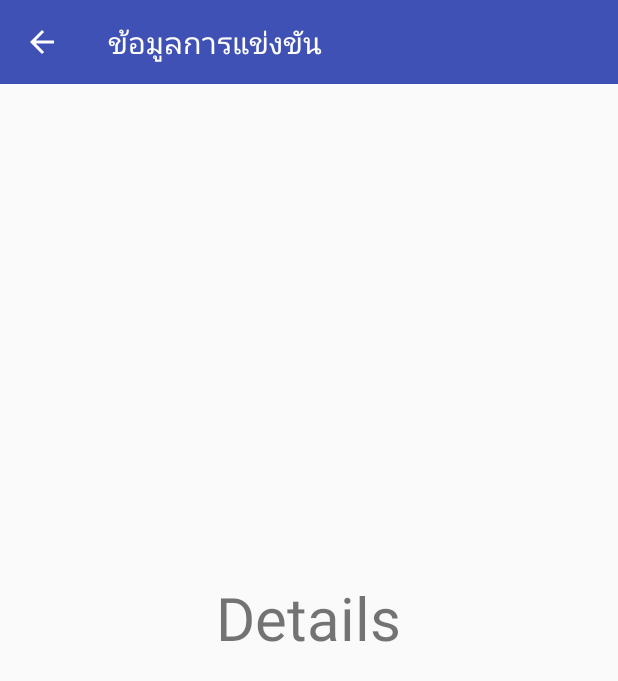
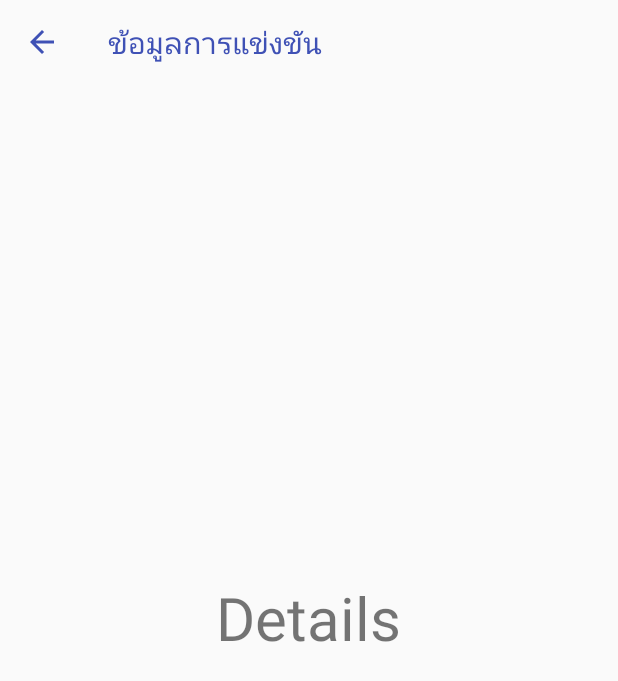
Before and after one commit to peeranont-ja/TNGPWorldCup, an Android app: the DetailActivity screen opened directly, with no data from a screen before it, on a phone screen of 412 x 824 dp. Shown: the top 681 px of the screen. Run offline under Robolectric (Android 15) with nearby library versions, the phone set to English and light mode, and no system bars.

Commit message:
Make transparent toolbar

```diff
--- a/app/src/main/res/layout/activity_detail.xml
+++ b/app/src/main/res/layout/activity_detail.xml
@@ -9,11 +9,11 @@
         android:id="@+id/toolbar"
         android:layout_width="match_parent"
         android:layout_height="wrap_content"
-        android:background="@color/colorPrimary"
+        android:background="@android:color/transparent"
         android:minHeight="?android:attr/actionBarSize"
         app:popupTheme="@style/ThemeOverlay.AppCompat.Light"
         app:theme="@style/PrimaryColorToolbar"
-        app:titleTextColor="@android:color/white" />
+        app:titleTextColor="@color/colorPrimary" />
 
     <FrameLayout
         android:id="@+id/container"
--- a/app/src/main/res/values/styles.xml
+++ b/app/src/main/res/values/styles.xml
@@ -9,7 +9,7 @@
     </style>
 
     <style name="PrimaryColorToolbar" parent="@style/ThemeOverlay.AppCompat.ActionBar">
-        <item name="colorControlNormal">@android:color/white</item>
+        <item name="colorControlNormal">@color/colorPrimary</item>
     </style>
 
 </resources>
```
